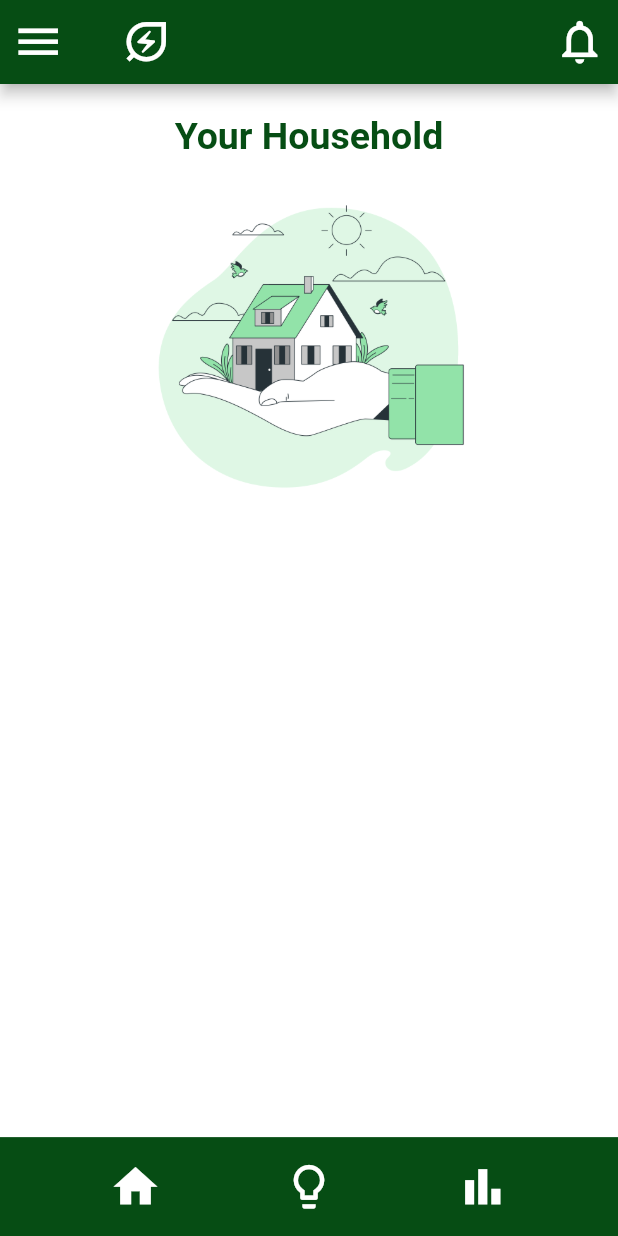
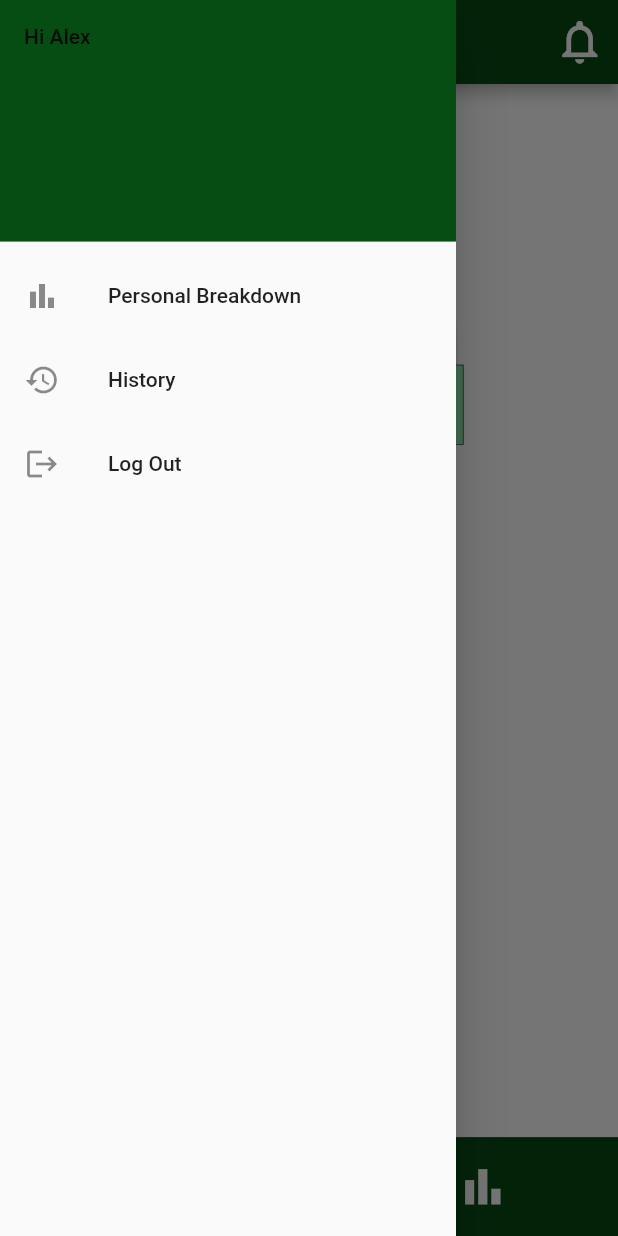
Before and after one commit to suhas-arun/drp_40, a Flutter app: the screen it shows after launch, with the side drawer open (before the commit the screen has no drawer), on a phone screen of 412 x 824 dp. Run offline on Flutter 3.47's test engine with Material 2 defaults, Android fonts, the phone set to English and light mode, and no system bars; our stand-ins replace cloud_firestore, firebase_core, fl_chart, pie_chart; accounts and stored records are empty.

Commit message:
Added basic drawer to all pages

```diff
--- /dev/null
+++ b/lib/components/drawer.dart
@@ -0,0 +1,30 @@
+import 'package:flutter/material.dart';
+import 'package:saveshare/constants/colour.dart';
+
+import '../data/drawer_items.dart';
+
+class AppDrawer extends StatelessWidget {
+  const AppDrawer({super.key});
+
+  @override
+  Widget build(BuildContext context) {
+    return Drawer(
+        child: ListView(
+      padding: EdgeInsets.zero,
+      children: [
+        const DrawerHeader(
+            decoration: BoxDecoration(color: APPColour.green),
+            child: Text("Hi Alex")),
+        buildDrawerItems()
+      ],
+    ));
+  }
+
+  Widget buildDrawerItems() {
+    return Column(
+        children: DrawerItems.allDrawerItems
+            .map(
+                (item) => ListTile(leading: item.icon, title: Text(item.title)))
+            .toList());
+  }
+}
--- a/lib/components/top_bar.dart
+++ b/lib/components/top_bar.dart
@@ -17,13 +17,16 @@ class _TopBarState extends State<StatefulWidget> {
   @override
   Widget build(BuildContext context) {
     return AppBar(
+        centerTitle: true,
         backgroundColor: APPColour.green,
         leading: IconButton(
           alignment: Alignment.centerLeft,
           iconSize: APPSize.APP_ICON_SIZE,
           color: Colors.white,
           icon: const Icon(Icons.menu_outlined),
-          onPressed: () {},
+          onPressed: () {
+            Scaffold.of(context).openDrawer();
+          },
         ),
         title: IconButton(
           iconSize: APPSize.APP_ICON_SIZE,
--- /dev/null
+++ b/lib/data/drawer_items.dart
@@ -0,0 +1,16 @@
+import 'package:flutter/material.dart';
+import '../model/drawer_item.dart';
+
+class DrawerItems {
+  static const personalBreakdown =
+      DrawerItem(title: 'Personal Breakdown', icon: Icon(Icons.bar_chart));
+  static const history =
+      DrawerItem(title: 'History', icon: Icon(Icons.history));
+  static const logOut = DrawerItem(title: 'Log Out', icon: Icon(Icons.logout));
+
+  static final List<DrawerItem> allDrawerItems = [
+    personalBreakdown,
+    history,
+    logOut
+  ];
+}
--- /dev/null
+++ b/lib/model/drawer_item.dart
@@ -0,0 +1,8 @@
+import 'package:flutter/material.dart';
+
+class DrawerItem {
+  final String title;
+  final Icon icon;
+
+  const DrawerItem({required this.title, required this.icon});
+}
--- a/lib/pages/breakdown_page.dart
+++ b/lib/pages/breakdown_page.dart
@@ -4,6 +4,7 @@ import 'package:pie_chart/pie_chart.dart';
 import 'package:saveshare/constants/text.dart';
 
 import '../components/bottom_bar.dart';
+import '../components/drawer.dart';
 import '../components/top_bar.dart';
 import '../constants/size.dart';
 import '../components/time_chart.dart';
@@ -28,9 +29,10 @@ class _BreakdownPageState extends State<BreakdownPage> {
     return Scaffold(
         resizeToAvoidBottomInset: false,
         backgroundColor: Colors.white,
+        appBar: const TopBar(),
+        drawer: const AppDrawer(),
         body: Column(
           children: [
-            const TopBar(),
             titleSection(context),
             _actions(),
             actionBreakdown(context),
--- a/lib/pages/chart_page.dart
+++ b/lib/pages/chart_page.dart
@@ -2,6 +2,7 @@ import 'package:saveshare/components/pie_chart.dart';
 import 'package:flutter/material.dart';
 
 import '../components/bottom_bar.dart';
+import '../components/drawer.dart';
 import '../components/top_bar.dart';
 
 class ChartPage extends StatefulWidget {
@@ -17,9 +18,10 @@ class _ChartPageState extends State<ChartPage> {
     return Scaffold(
         resizeToAvoidBottomInset: false,
         backgroundColor: Colors.white,
+        appBar: const TopBar(),
+        drawer: const AppDrawer(),
         body: Column(
           children: [
-            const TopBar(),
             Expanded(child: Container()),
             const PieChartWidget(),
             Expanded(child: Container()),
--- a/lib/pages/home_page.dart
+++ b/lib/pages/home_page.dart
@@ -3,6 +3,7 @@ import 'package:saveshare/components/top_bar.dart';
 import 'package:saveshare/components/user_tile.dart';
 import 'package:flutter/material.dart';
 
+import '../components/drawer.dart';
 import '../constants/size.dart';
 import '../constants/text.dart';
 
@@ -19,9 +20,10 @@ class _HomePageState extends State<HomePage> {
     return Scaffold(
         resizeToAvoidBottomInset: false,
         backgroundColor: Colors.white,
+        appBar: const TopBar(),
+        drawer: const AppDrawer(),
         body: Column(
           children: [
-            const TopBar(),
             SizedBox(
                 height: APPSize.REM_HEIGHT(context),
                 child: Column(
--- a/lib/pages/log_page.dart
+++ b/lib/pages/log_page.dart
@@ -4,6 +4,7 @@ import 'package:saveshare/constants/buttons.dart';
 import 'package:saveshare/constants/colour.dart';
 
 import '../components/bottom_bar.dart';
+import '../components/drawer.dart';
 import '../components/top_bar.dart';
 import '../constants/size.dart';
 import '../constants/text.dart';
@@ -36,9 +37,10 @@ class _LogPageState extends State<LogPage> {
       },
       child: Scaffold(
           resizeToAvoidBottomInset: false,
+          appBar: const TopBar(),
+          drawer: const AppDrawer(),
           body: Column(
             children: [
-              const TopBar(),
               topSection(widget.actionName),
               actionInput(widget.actionName),
               Expanded(child: Container()),
--- a/lib/pages/select_action_page.dart
+++ b/lib/pages/select_action_page.dart
@@ -2,6 +2,7 @@ import 'package:flutter/material.dart';
 import 'package:saveshare/constants/buttons.dart';
 
 import '../components/bottom_bar.dart';
+import '../components/drawer.dart';
 import '../components/top_bar.dart';
 
 import '../constants/colour.dart';
@@ -35,9 +36,10 @@ class _SelectActionPageState extends State<SelectActionPage> {
   Widget build(BuildContext context) {
     return Scaffold(
         resizeToAvoidBottomInset: false,
+        appBar: const TopBar(),
+        drawer: const AppDrawer(),
         body: Column(
           children: [
-            const TopBar(),
             Expanded(child: actionCards()),
             const BottomBar(),
           ],
```
